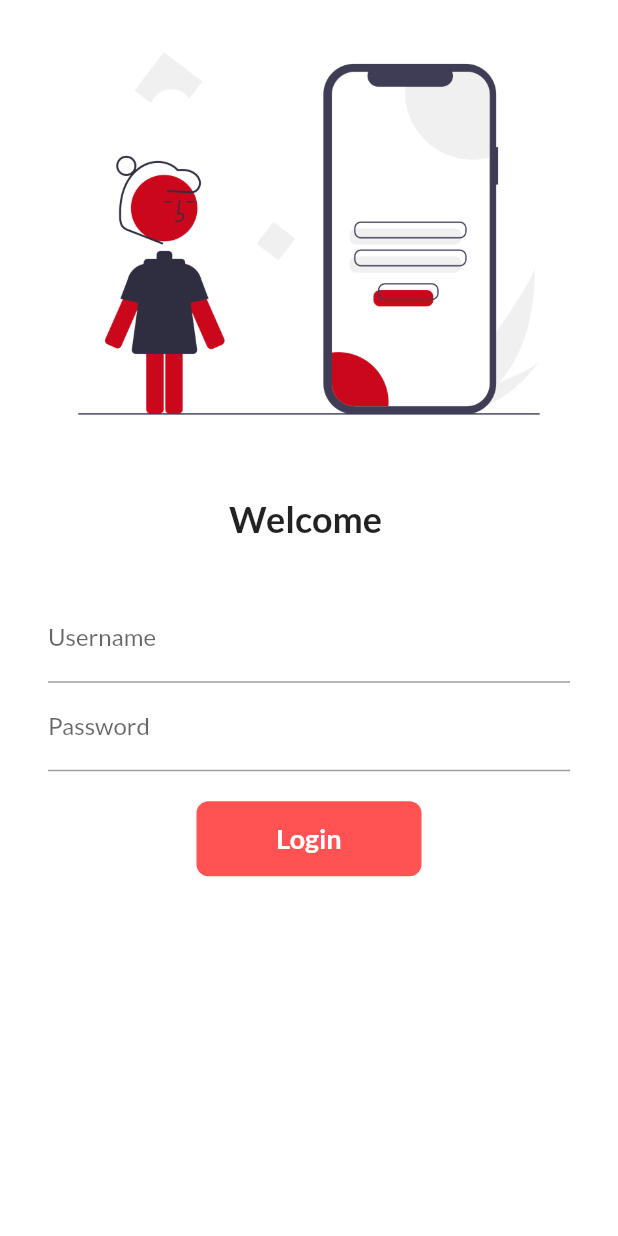
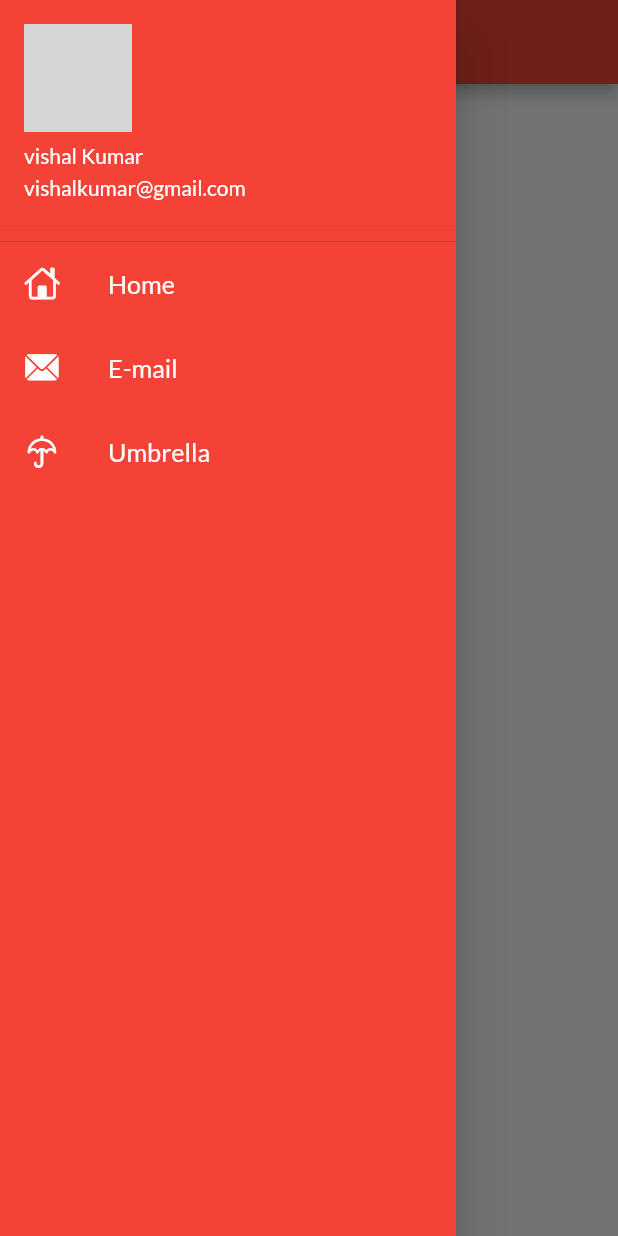
Before and after one commit to Githubsaveme/flutterlearn, a Flutter app: the screen it shows after launch, with the side drawer open (before the commit the screen has no drawer), on a phone screen of 412 x 824 dp. Run offline on Flutter 3.47's test engine with Material 2 defaults, Android fonts, the phone set to English and light mode, and no system bars; our stand-ins replace google_fonts; missing offline and left inert: dart:html; network calls fail; grey boxes are pictures that could not be loaded.

Commit message:
day9 done (drawer,listtile)

```diff
--- a/lib/main.dart
+++ b/lib/main.dart
@@ -26,7 +26,7 @@ class Catalog extends StatelessWidget {
         darkTheme: ThemeData(
         brightness: Brightness.dark,
       ),
-      initialRoute: "/",
+      initialRoute: MyRoutes.homeRoute,
       routes: {
         "/": (context) => LoginPage(),
       MyRoutes.homeRoute: (context) => Homepage(),
--- a/lib/pages/home_page.dart
+++ b/lib/pages/home_page.dart
@@ -1,4 +1,5 @@
 import 'package:flutter/material.dart';
+import 'package:flutter_catalog/widgets/drawer.dart';
 
 class Homepage extends StatelessWidget {
 
@@ -16,7 +17,7 @@ class Homepage extends StatelessWidget {
           child: Text("Welcome to Flutter $day $name"),
         ),
       ),
-      drawer: Drawer(),
+      drawer: MyDrawer(),
     );
   }
 }
--- /dev/null
+++ b/lib/widgets/drawer.dart
@@ -0,0 +1,70 @@
+import 'package:flutter/cupertino.dart';
+import 'package:flutter/material.dart';
+
+class MyDrawer extends StatelessWidget {
+  @override
+  Widget build(BuildContext context) {
+    final imageurl =
+        "https://cdn.pixabay.com/photo/2015/04/23/22/00/tree-736885_960_720.jpg";
+
+    return Drawer(
+      child: Container(
+        color: Colors.red,
+        child: ListView(
+          children: [
+            DrawerHeader(
+              padding: EdgeInsets.zero,
+              margin: EdgeInsets.zero,
+                child: UserAccountsDrawerHeader(
+              accountName: Text("vishal Kumar"),
+              accountEmail: Text("vishalkumar@gmail.com"),
+              currentAccountPicture: CircleAvatar(backgroundImage:NetworkImage (imageurl),
+              ),
+            ),
+            ),
+                 ListTile (
+              leading: Icon(
+                CupertinoIcons.home,
+                color: Colors.white,
+              ),
+              title: Text(
+                "Home",
+              textScaleFactor: 1.2,
+              style: TextStyle(
+              color:Colors.white
+              ),
+              ),
+            ),
+             ListTile (
+              leading: Icon(
+                CupertinoIcons.mail_solid,
+                color: Colors.white,
+              ),
+              title: Text(
+                "E-mail",
+              textScaleFactor: 1.2,
+              style: TextStyle(
+              color:Colors.white
+              ),
+              ),
+            ),
+             ListTile (
+              leading: Icon(
+                CupertinoIcons.umbrella,
+                color: Colors.white,
+              ),
+              title: Text(
+                "Umbrella",
+              textScaleFactor: 1.2,
+              style: TextStyle(
+              color:Colors.white
+              ),
+              ),
+            ),
+
+          ],
+        ),
+      ),
+    );
+  }
+}
```
